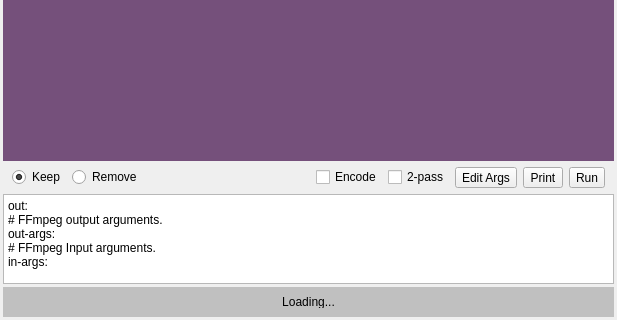
First picture: the form in main.ui, repository hermit-crab/ffcutter, before the edit; both pictures show x 0 to 617 and y 238 to 558 of the 617 by 558 pixel window.
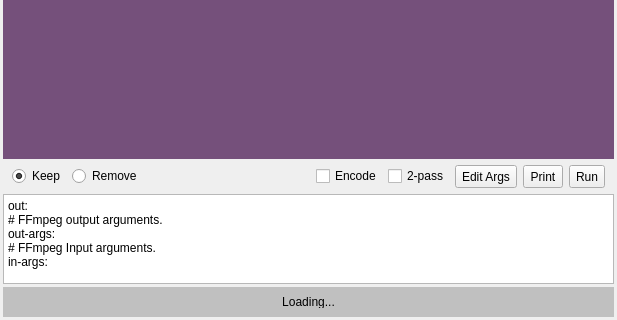
Second picture: the form after the edit.

```diff
--- a/main.ui
+++ b/main.ui
@@ -146,6 +146,12 @@
       </item>
       <item>
        <widget class="QToolButton" name="toggleArgsEdit">
+        <property name="minimumSize">
+         <size>
+          <width>0</width>
+          <height>23</height>
+         </size>
+        </property>
         <property name="focusPolicy">
          <enum>Qt::NoFocus</enum>
         </property>
@@ -162,6 +168,18 @@
       </item>
       <item>
        <widget class="QToolButton" name="print">
+        <property name="minimumSize">
+         <size>
+          <width>0</width>
+          <height>23</height>
+         </size>
+        </property>
+        <property name="sizeIncrement">
+         <size>
+          <width>10</width>
+          <height>0</height>
+         </size>
+        </property>
         <property name="focusPolicy">
          <enum>Qt::NoFocus</enum>
         </property>
@@ -178,6 +196,12 @@
       </item>
       <item>
        <widget class="QToolButton" name="run">
+        <property name="minimumSize">
+         <size>
+          <width>0</width>
+          <height>23</height>
+         </size>
+        </property>
         <property name="focusPolicy">
          <enum>Qt::NoFocus</enum>
         </property>
```
Left out of the diff: 3 changed lines with no effect on the pictures.
